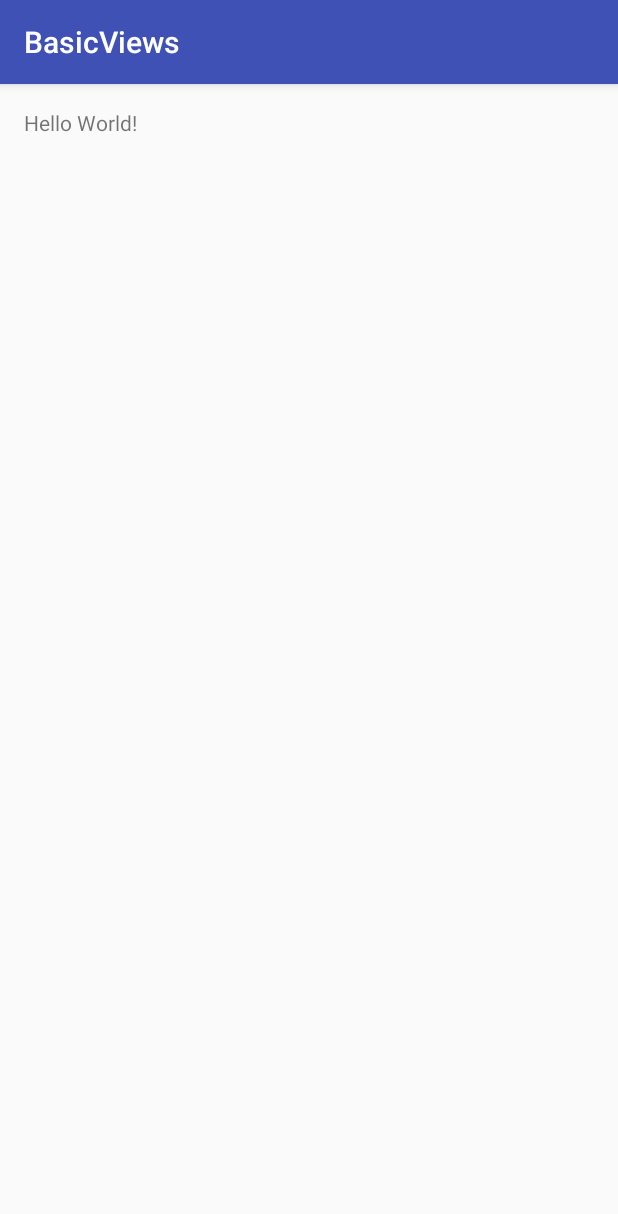
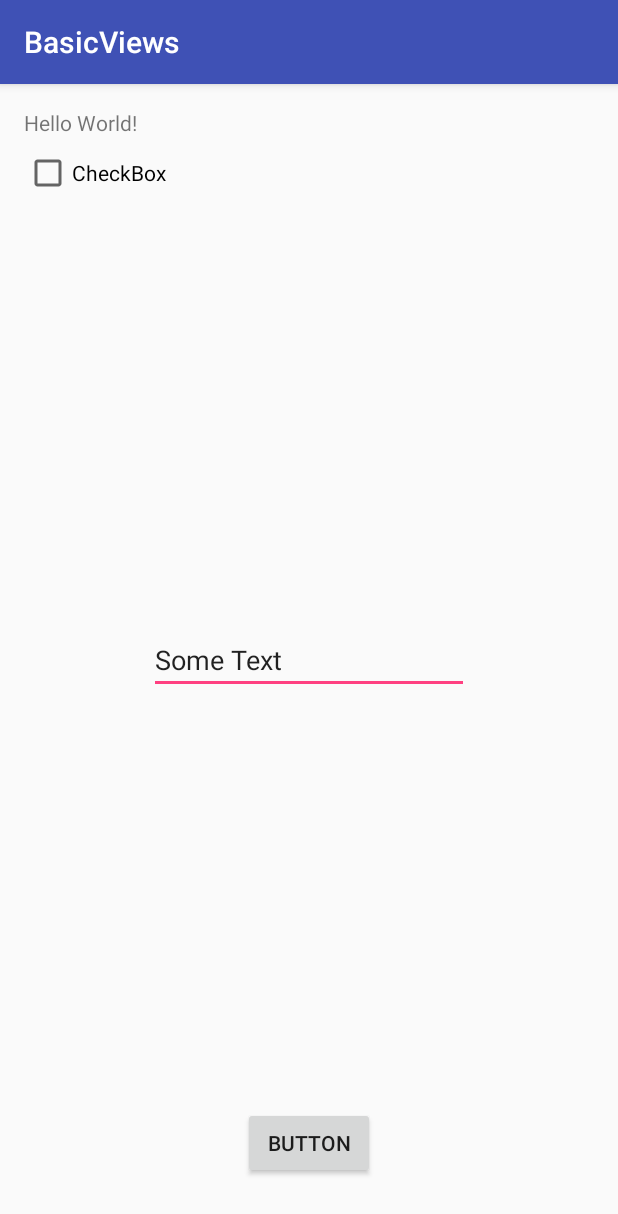
Before and after one commit to ipkalm/startandroid, an Android app: the screen it shows after launch (MainActivity), on a phone screen of 412 x 824 dp. Shown: the top 1214 px of the screen. Run offline under Robolectric (Android 15) with nearby library versions, the phone set to English and light mode, and no system bars.

Commit message:
add a few obects in p0041

```diff
--- a/p0041basicviews/src/main/res/layout/activity_main.xml
+++ b/p0041basicviews/src/main/res/layout/activity_main.xml
@@ -10,4 +10,33 @@
 
     <TextView android:layout_width="wrap_content" android:layout_height="wrap_content"
         android:text="Hello World!" />
+
+    <Button
+        android:text="Button"
+        android:layout_width="wrap_content"
+        android:layout_height="wrap_content"
+        android:layout_alignParentBottom="true"
+        android:layout_centerHorizontal="true"
+        android:layout_marginBottom="22dp"
+        android:id="@+id/button" />
+
+    <CheckBox
+        android:text="CheckBox"
+        android:layout_width="wrap_content"
+        android:layout_height="wrap_content"
+        android:layout_marginTop="27dp"
+        android:id="@+id/checkBox"
+        android:layout_below="@+id/textView"
+        android:layout_alignParentLeft="true"
+        android:layout_alignParentStart="true" />
+
+    <EditText
+        android:layout_width="wrap_content"
+        android:layout_height="wrap_content"
+        android:inputType="textPersonName"
+        android:text="Some Text"
+        android:ems="10"
+        android:layout_centerVertical="true"
+        android:layout_centerHorizontal="true"
+        android:id="@+id/editText" />
 </RelativeLayout>
```
